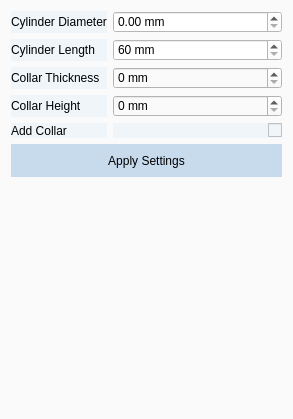
Above: src/windows/ui/cylinder_view.ui from brachify/brachify before the change. Below: the same form after it.
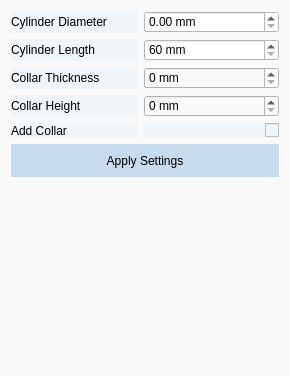
That is the form after the change.

Diff of the .ui file:
```diff
--- a/src/windows/ui/cylinder_view.ui
+++ b/src/windows/ui/cylinder_view.ui
@@ -6,8 +6,8 @@
    <rect>
     <x>0</x>
     <y>0</y>
-    <width>293</width>
-    <height>419</height>
+    <width>290</width>
+    <height>376</height>
    </rect>
   </property>
   <property name="sizePolicy">
@@ -54,6 +54,12 @@
      </property>
      <item row="0" column="0">
       <widget class="QLabel" name="label">
+       <property name="sizePolicy">
+        <sizepolicy hsizetype="Preferred" vsizetype="Preferred">
+         <horstretch>2</horstretch>
+         <verstretch>0</verstretch>
+        </sizepolicy>
+       </property>
        <property name="styleSheet">
         <string notr="true">background-color: rgb(240, 245, 250);</string>
        </property>
@@ -69,7 +75,7 @@
       <widget class="QDoubleSpinBox" name="spinbox_diameter">
        <property name="sizePolicy">
         <sizepolicy hsizetype="Expanding" vsizetype="Fixed">
-         <horstretch>0</horstretch>
+         <horstretch>2</horstretch>
          <verstretch>0</verstretch>
         </sizepolicy>
        </property>
@@ -95,6 +101,12 @@
      </item>
      <item row="1" column="0">
       <widget class="QLabel" name="label_2">
+       <property name="sizePolicy">
+        <sizepolicy hsizetype="Preferred" vsizetype="Preferred">
+         <horstretch>2</horstretch>
+         <verstretch>0</verstretch>
+        </sizepolicy>
+       </property>
        <property name="styleSheet">
         <string notr="true">background-color: rgb(240, 245, 250);</string>
        </property>
@@ -110,7 +122,7 @@
       <widget class="QSpinBox" name="spinbox_length">
        <property name="sizePolicy">
         <sizepolicy hsizetype="Expanding" vsizetype="Fixed">
-         <horstretch>0</horstretch>
+         <horstretch>2</horstretch>
          <verstretch>0</verstretch>
         </sizepolicy>
        </property>
@@ -142,6 +154,12 @@
      </item>
      <item row="2" column="0">
       <widget class="QLabel" name="label_4">
+       <property name="sizePolicy">
+        <sizepolicy hsizetype="Preferred" vsizetype="Preferred">
+         <horstretch>2</horstretch>
+         <verstretch>0</verstretch>
+        </sizepolicy>
+       </property>
        <property name="styleSheet">
         <string notr="true">background-color: rgb(240, 245, 250);</string>
        </property>
@@ -154,7 +172,7 @@
       <widget class="QSpinBox" name="spinbox_base_thickness">
        <property name="sizePolicy">
         <sizepolicy hsizetype="Expanding" vsizetype="Fixed">
-         <horstretch>0</horstretch>
+         <horstretch>2</horstretch>
          <verstretch>0</verstretch>
         </sizepolicy>
        </property>
@@ -165,6 +183,12 @@
      </item>
      <item row="3" column="0">
       <widget class="QLabel" name="label_5">
+       <property name="sizePolicy">
+        <sizepolicy hsizetype="Preferred" vsizetype="Preferred">
+         <horstretch>2</horstretch>
+         <verstretch>0</verstretch>
+        </sizepolicy>
+       </property>
        <property name="styleSheet">
         <string notr="true">background-color: rgb(240, 245, 250);</string>
        </property>
@@ -177,7 +201,7 @@
       <widget class="QSpinBox" name="spinbox_base_height">
        <property name="sizePolicy">
         <sizepolicy hsizetype="Expanding" vsizetype="Fixed">
-         <horstretch>0</horstretch>
+         <horstretch>2</horstretch>
          <verstretch>0</verstretch>
         </sizepolicy>
        </property>
@@ -197,6 +221,12 @@
      </item>
      <item row="4" column="0">
       <widget class="QLabel" name="label_3">
+       <property name="sizePolicy">
+        <sizepolicy hsizetype="Preferred" vsizetype="Preferred">
+         <horstretch>2</horstretch>
+         <verstretch>0</verstretch>
+        </sizepolicy>
+       </property>
        <property name="styleSheet">
         <string notr="true">background-color: rgb(240, 245, 250);</string>
        </property>
@@ -212,7 +242,7 @@
       <widget class="QCheckBox" name="cb_add_base">
        <property name="sizePolicy">
         <sizepolicy hsizetype="Expanding" vsizetype="Fixed">
-         <horstretch>0</horstretch>
+         <horstretch>2</horstretch>
          <verstretch>0</verstretch>
         </sizepolicy>
        </property>
@@ -254,7 +284,7 @@
     <widget class="QPushButton" name="btn_apply_settings">
      <property name="sizePolicy">
       <sizepolicy hsizetype="Expanding" vsizetype="Fixed">
-       <horstretch>0</horstretch>
+       <horstretch>2</horstretch>
        <verstretch>0</verstretch>
       </sizepolicy>
      </property>
```
